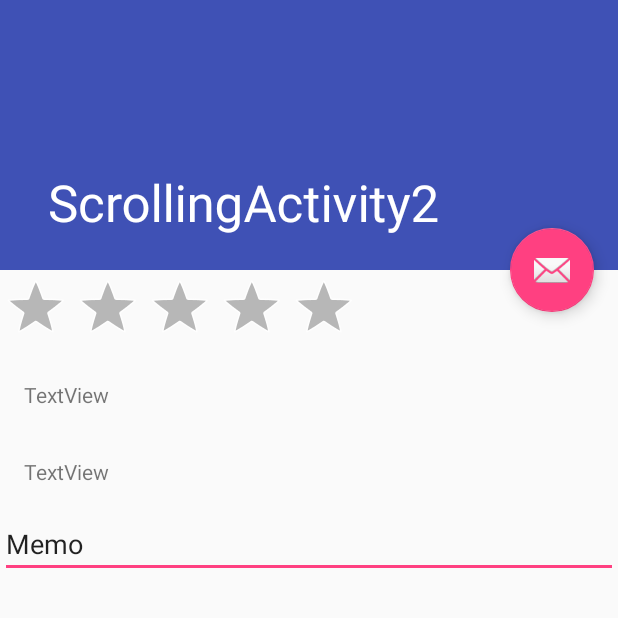
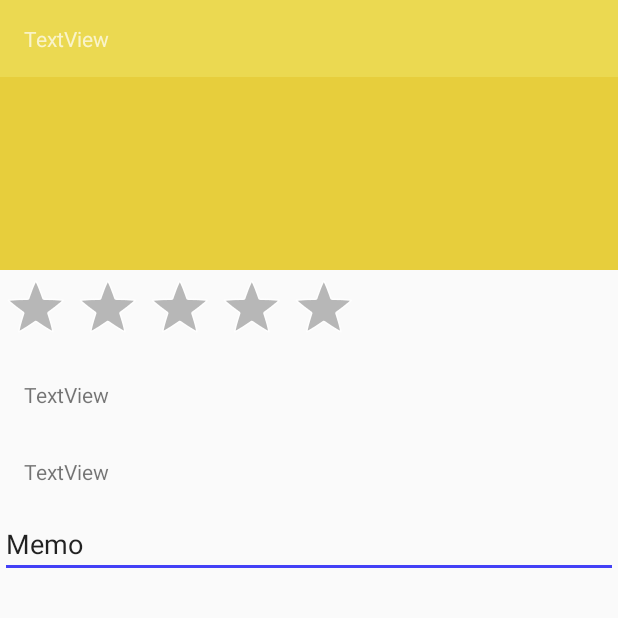
Before and after one commit to kengop/koneko.hq, an Android app: the ScrollingActivity2 screen opened directly, with no data from a screen before it, on a phone screen of 412 x 824 dp, the top half of it. Run offline under Robolectric (Android 15) with nearby library versions, the light colour scheme and no system bars; 1 statement that could not run was skipped.

Commit message:
toolbarを変更

```diff
--- a/app/src/main/res/layout/activity_scrolling2.xml
+++ b/app/src/main/res/layout/activity_scrolling2.xml
@@ -5,8 +5,7 @@
     android:layout_width="match_parent"
     android:layout_height="match_parent"
     android:fitsSystemWindows="true"
-    tools:context=".ScrollingActivity2"
-    >
+    tools:context=".ScrollingActivity2">
 
     <android.support.design.widget.AppBarLayout
         android:id="@+id/app_bar"
@@ -15,19 +14,29 @@
         android:fitsSystemWindows="true"
         android:theme="@style/AppTheme.AppBarOverlay">
 
+        <TextView
+            android:layout_width="match_parent"
+            android:layout_height="wrap_content"
+            android:layout_margin="@dimen/text_margin"
+            android:text="@string/textview"
+            tools:text="Smith (2018)" />
+
         <android.support.design.widget.CollapsingToolbarLayout
             android:id="@+id/toolbar_layout"
             android:layout_width="match_parent"
             android:layout_height="match_parent"
             android:fitsSystemWindows="true"
-            app:contentScrim="?attr/colorPrimary"
+            app:contentScrim="@color/colorPrimaryDark"
             app:layout_scrollFlags="scroll|exitUntilCollapsed"
-            app:toolbarId="@+id/toolbar">
+            app:toolbarId="@string/textview">
 
             <android.support.v7.widget.Toolbar
                 android:id="@+id/toolbar"
                 android:layout_width="match_parent"
-                android:layout_height="?attr/actionBarSize"
+                android:layout_height="match_parent"
+                android:background="@color/colorPrimaryDark"
+                android:minHeight="@dimen/app_bar_height"
+                android:theme="@style/TextAppearance.AppCompat.Headline"
                 app:layout_collapseMode="pin"
                 app:popupTheme="@style/AppTheme.PopupOverlay" />
 
@@ -41,8 +50,8 @@
         android:layout_width="wrap_content"
         android:layout_height="wrap_content"
         android:layout_margin="@dimen/fab_margin"
+        android:src="@android:drawable/ic_dialog_email"
         app:layout_anchor="@id/app_bar"
-        app:layout_anchorGravity="bottom|end"
-        app:srcCompat="@android:drawable/ic_dialog_email" />
+        app:layout_anchorGravity="bottom|end" />
 
 </android.support.design.widget.CoordinatorLayout>
--- a/app/src/main/res/values/colors.xml
+++ b/app/src/main/res/values/colors.xml
@@ -1,6 +1,6 @@
 <?xml version="1.0" encoding="utf-8"?>
 <resources>
-    <color name="colorPrimary">#3F51B5</color>
-    <color name="colorPrimaryDark">#303F9F</color>
-    <color name="colorAccent">#FF4081</color>
+    <color name="colorPrimary">#ebd951</color>
+    <color name="colorPrimaryDark">#e7ce3c</color>
+    <color name="colorAccent">#4340f6</color>
 </resources>
```
